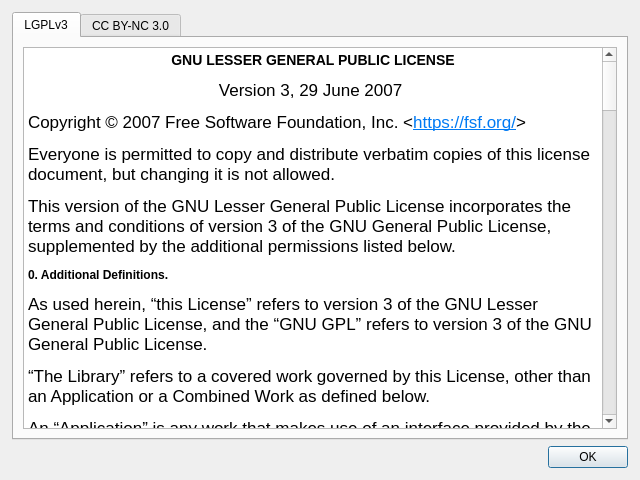
Old version of the form sokketter-ui/sources/license_dialog.ui in the repository morwy/sokketter.
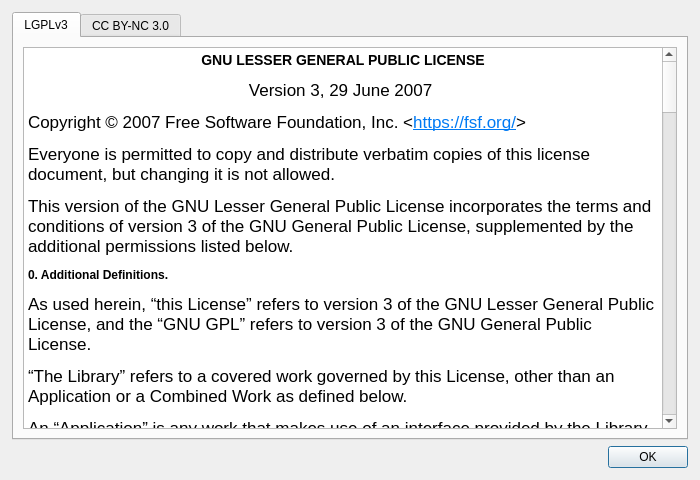
New version of the form.

Commit message: fix: made dialog wider.

Patch:
```diff
--- a/sokketter-ui/sources/license_dialog.ui
+++ b/sokketter-ui/sources/license_dialog.ui
@@ -6,13 +6,13 @@
    <rect>
     <x>0</x>
     <y>0</y>
-    <width>640</width>
+    <width>700</width>
     <height>480</height>
    </rect>
   </property>
   <property name="minimumSize">
    <size>
-    <width>640</width>
+    <width>700</width>
     <height>480</height>
    </size>
   </property>
```
Left out of the diff: 4 changed lines with no effect on the pictures.
